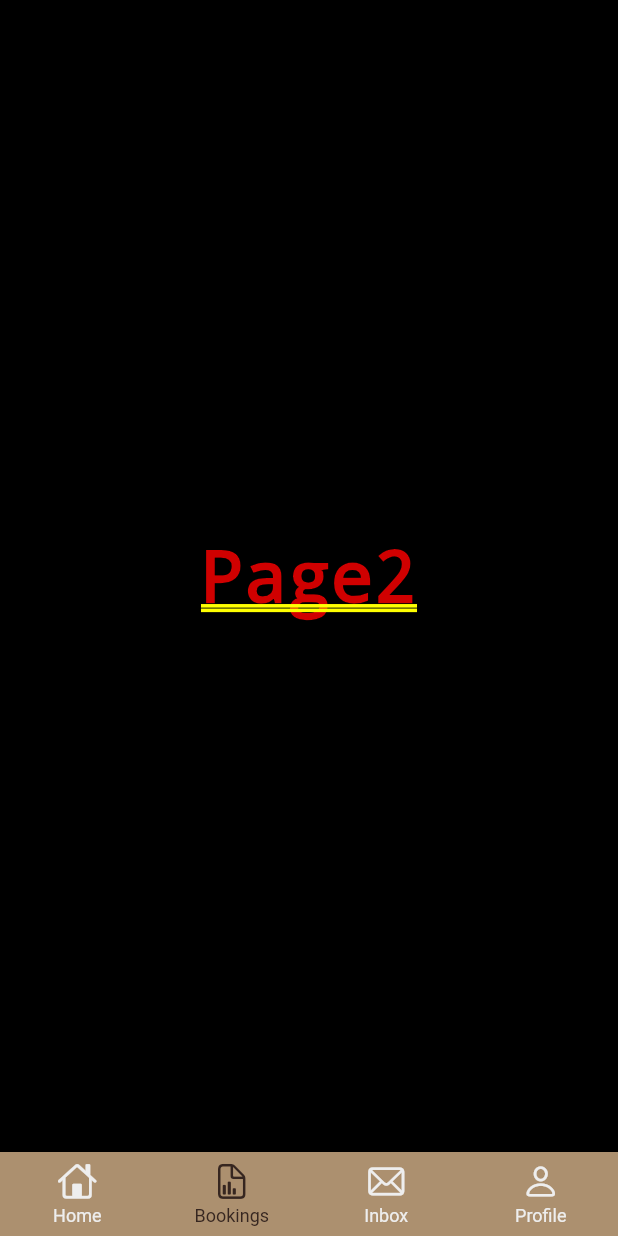
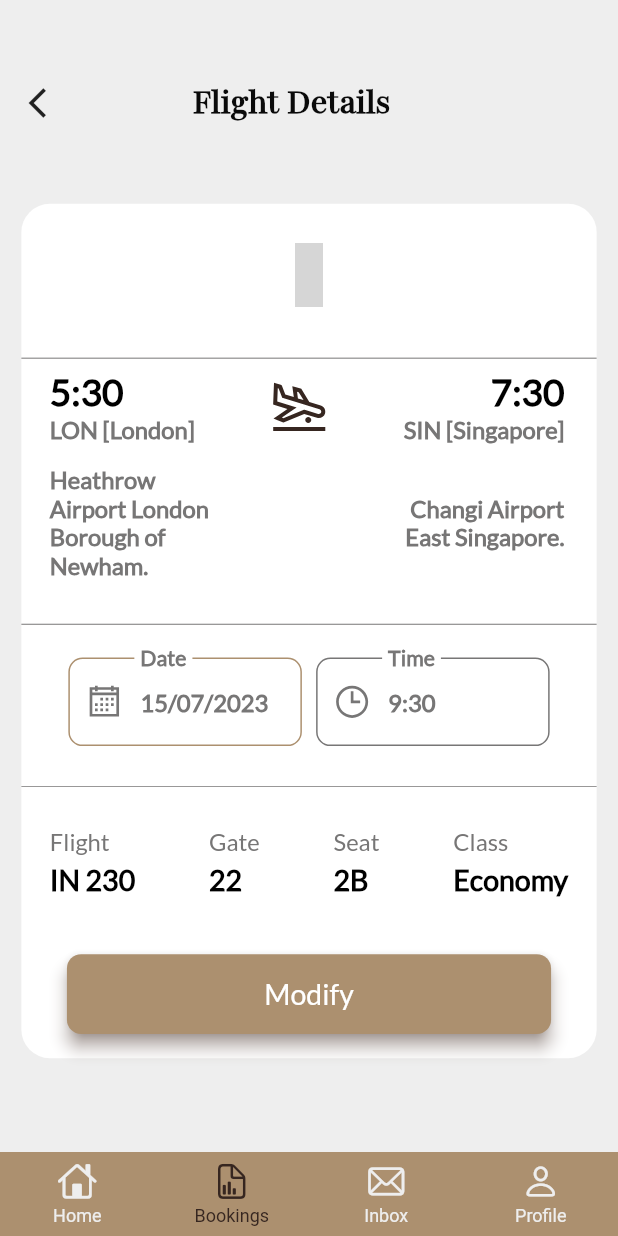
Before and after one commit to Arham21st/cojet.co, a Flutter app: the screen it shows after launch, item 2 of the bottom bar chosen, on a phone screen of 412 x 824 dp. Run offline on Flutter 3.47's test engine with Material 2 defaults, Android fonts, the phone set to English and light mode, and no system bars; drawn by our look-alikes of persistent_bottom_nav_bar; our stand-ins replace calendar_date_picker2, get, line_icons; grey boxes are pictures that could not be loaded.

Commit message:
Boarding pass and my bookings pages with routing

```diff
--- a/lib/main.dart
+++ b/lib/main.dart
@@ -1,4 +1,5 @@
 
+import 'package:cojet/screens/flights/boarding_pass_page.dart';
 import 'package:cojet/screens/flights/search_result.dart';
 import 'package:cojet/screens/home/home_page_body.dart';
 import 'package:cojet/screens/splash/splash_screen.dart';
@@ -20,7 +21,7 @@ class MyApp extends StatelessWidget {
   Widget build(BuildContext context) {
     return GetMaterialApp(
       debugShowCheckedModeBanner: false,
-      // home: SearchResult(),
+      //home: BoardingPass(),
       initialRoute: RoutesHelper.getSplash(),
       getPages: RoutesHelper.routes,
       theme: ThemeData(
--- a/lib/routes/routes_helper.dart
+++ b/lib/routes/routes_helper.dart
@@ -1,3 +1,4 @@
+import 'package:cojet/screens/flights/boarding_pass_page.dart';
 import 'package:cojet/screens/flights/flight_details.dart';
 import 'package:cojet/screens/flights/payment_page.dart';
 import 'package:cojet/screens/flights/search_result.dart';
@@ -14,6 +15,7 @@ class RoutesHelper {
   static const String details = '/flight-details';
   static const String userInfo = '/personal-info';
   static const String payment = '/payment';
+  static const String boardinPass = '/boarding-passt';
   // static const String popularItems = '/popular-Items';
   // static const String recommendedItems = '/recommended-Items';
   // static const String cartPage = '/cart-page';
@@ -24,6 +26,7 @@ class RoutesHelper {
   static String getFlightDetails() => details;
   static String getPersonalInfo() => userInfo;
   static String getPayment() => payment;
+  static String getBoardingPass() => boardinPass;
   // static String getPopularProducts(int pageId, String page) => "$popularItems?pageId=$pageId&page=$page";
   // static String getRecommendedProducts(int pageId, String page) =>'$recommendedItems?pageId=$pageId&page=$page';
   // static String getCartPage() => '$cartPage';
@@ -35,7 +38,7 @@ class RoutesHelper {
     GetPage(name: details, page: () => const FlightDetails()),
     GetPage(name: userInfo, page: () => const PersonalInfo()),
     GetPage(name: payment, page: () => const PaymentPage()),
-
+    GetPage(name: boardinPass, page: () => const BoardingPass()),
 
     // GetPage(
     //   name: popularItems, page: () {
--- a/lib/screens/flights/payment_page.dart
+++ b/lib/screens/flights/payment_page.dart
@@ -20,6 +20,7 @@ class _PaymentPageState extends State<PaymentPage> {
   @override
   Widget build(BuildContext context) {
     return Scaffold(
+      backgroundColor: AppColors.background,
       body: Stack(
         children: [
           Positioned(
@@ -44,7 +45,7 @@ class _PaymentPageState extends State<PaymentPage> {
                 Container(
                   height: Dimensions.height20*13,
                   width: double.maxFinite,
-                  color: Color.fromARGB(255, 236, 231, 231),
+                  color: Colors.grey.shade300,
                   child: Padding(
                     padding: EdgeInsets.only(left: Dimensions.height20*1.5,right: Dimensions.height20*1.5,top: Dimensions.height15,bottom: Dimensions.height10),
                     child: Column(
@@ -183,7 +184,7 @@ class _PaymentPageState extends State<PaymentPage> {
               },style: transparentButton, child: SubHeadingText(text: "Cancel",size: Dimensions.font20,color: AppColors.mainColor,),),
               SizedBox(width: Dimensions.height5,),
               ElevatedButton(onPressed: () {
-               //Get.toNamed(RoutesHelper.getPersonalInfo());
+               Get.toNamed(RoutesHelper.getBoardingPass());
               },style: smallButton, child: SubHeadingText(text: "Confirm",size: Dimensions.font20,),)
             ],
             ),
--- a/lib/screens/home/home_page.dart
+++ b/lib/screens/home/home_page.dart
@@ -1,7 +1,9 @@
+import 'package:cojet/screens/flights/flight_details.dart';
 import 'package:cojet/screens/home/home_page_body.dart';
 import 'package:flutter/cupertino.dart';
 import 'package:flutter/material.dart';
 import 'package:persistent_bottom_nav_bar/persistent_tab_view.dart';
+import 'package:cojet/screens/user info/my_bookings.dart';
 
 import '../../utility/app_colors.dart';
 
@@ -21,7 +23,7 @@ class _HomePageState extends State<HomePage> {
     // Center(child: BigText(text: "page 3")),
     // Center(child: BigText(text: "page 4"))
     const HomePageBody(),
-    const Center(child: Text("Page2"),),
+    const MyBookings(),
     const Center(child: Text("Page3"),),
     const Center(child: Text("Page4"),)
   ];
@@ -45,7 +47,7 @@ List<Widget> _buildScreens() {
           // Center(child: BigText(text: "page 3")),
           // Center(child: BigText(text: "page 4"))
           const HomePageBody(),
-          const Center(child: Text("Page2"),),
+          const MyBookings(),
           const Center(child: Text("Page3"),),
           const Center(child: Text("Page4"),)
         ];
--- /dev/null
+++ b/lib/screens/user info/my_bookings.dart
@@ -0,0 +1,264 @@
+import 'package:flutter/material.dart';
+import 'package:get/get.dart';
+import 'package:line_icons/line_icons.dart';
+
+import '../../routes/routes_helper.dart';
+import '../../utility/Dimensions.dart';
+import '../../utility/app_colors.dart';
+import '../../utility/widgets/heading_text.dart';
+import '../../utility/widgets/main_button.dart';
+import '../../utility/widgets/sub_heading_text.dart';
+
+class MyBookings extends StatelessWidget {
+  const MyBookings({super.key});
+
+  @override
+  Widget build(BuildContext context) {
+    return Scaffold(
+      backgroundColor: Colors.grey.shade200,
+      body: SingleChildScrollView(
+        child: Column(
+          children: [
+            SizedBox(
+                height: Dimensions.width20*2.5,),
+                 Row(
+                children: [
+                  SizedBox(width: Dimensions.height20,),
+                  InkWell(
+                    onTap: () => Get.toNamed(RoutesHelper.getInitial()),
+                    child: const Icon(Icons.arrow_back_ios)),
+                    SizedBox(width: Dimensions.height20*4.5,),
+                    HeadingText(text: "Flight Details",fontWeight: FontWeight.bold,),
+                ],
+              ),
+
+            SizedBox(height: Dimensions.height20*2,),
+            Padding(
+              padding: EdgeInsets.all(Dimensions.height15),
+              child: Container(
+                height: Dimensions.height20*30,
+                width: double.maxFinite,
+                decoration: BoxDecoration(
+                  color: Colors.white,
+                  borderRadius: BorderRadius.circular(Dimensions.height20)
+
+                ),
+                child: Column(
+                  children: [
+                    Padding(
+                      padding:  EdgeInsets.only(left:Dimensions.height20,right: Dimensions.height20),
+                      child: SizedBox(
+                        height: Dimensions.height20*5,
+                        child: Center(
+                          child: Icon(LineIcons.googleLogo,size: Dimensions.height45,color: Colors.red,),
+                        ),
+                      ),
+                    ),
+                    Divider(color: AppColors.grayColor,
+                    ),
+                    Container(
+                      height: Dimensions.height20*8.5,
+                      //color: AppColors.mainColor,
+                      child: Padding(padding: EdgeInsets.only(left: Dimensions.height20,right: Dimensions.width20),
+                      child: Column(
+                        children: [
+
+                          Row(
+                                mainAxisAlignment: MainAxisAlignment.spaceBetween,
+                                children: [
+                                  Column(
+                                    crossAxisAlignment: CrossAxisAlignment.start,
+                                    children: [
+                                      SubHeadingText(text: "5:30",color: Colors.black,size: Dimensions.font26,fontWeight: FontWeight.bold,),
+                                      SubHeadingText(text: "LON [London]",size: Dimensions.font16,color: const Color.fromARGB(255, 119, 118, 118),fontWeight: FontWeight.bold,)
+                                    ],
+                                  ),
+                                  Icon(LineIcons.planeArrival,color: AppColors.activeIcon,size: Dimensions.height45,),
+                                  Column(
+                                    crossAxisAlignment: CrossAxisAlignment.end,
+                                    children: [
+                                      SubHeadingText(text: "7:30",color: Colors.black,size: Dimensions.font26,fontWeight: FontWeight.bold,),
+                                      SubHeadingText(text: "SIN [Singapore]",size: Dimensions.font16,color: const Color.fromARGB(255, 119, 118, 118),fontWeight: FontWeight.bold,)
+                                    ],
+                                  )
+                                ],
+                              ),
+
+                          SizedBox(height: Dimensions.height15,),
+                          Row(
+                            mainAxisAlignment: MainAxisAlignment.spaceBetween,
+                            children: [
+                              Container(
+                                width: Dimensions.height20*6,
+                                //height: Dimensions.height20*2,
+                                //color: AppColors.activeIcon,
+                                child: SubHeadingText(text: "Heathrow Airport London Borough of Newham.",color: AppColors.grayColor,size: Dimensions.font16,fontWeight: FontWeight.bold,),
+                              ),
+                              Container(
+                                width: Dimensions.height20*6,
+                                //height: Dimensions.height20*2,
+                                //color: AppColors.activeIcon,
+                                child: SubHeadingText(text: "Changi Airport East Singapore.",color: AppColors.grayColor,size: Dimensions.font16,fontWeight: FontWeight.bold,align: TextAlign.end,),
+                              )
+                            ],
+                          )
+                        ],
+                      ),
+                    )
+                    ),
+                    Divider(color: AppColors.grayColor,),
+                    Row(
+                                      mainAxisAlignment: MainAxisAlignment.center,
+                                      children: [
+                                        Padding(
+                                      padding: EdgeInsets.only(left:Dimensions.height5,right: Dimensions.height5,bottom: Dimensions.height10,top: Dimensions.height15),
+                                      child: SizedBox(
+                                        width: Dimensions.height20*8.2,
+                                        child: TextField(
+                                          enabled: false,
+                                          keyboardType: TextInputType.none,
+                                          autofocus: false,
+                                          decoration: InputDecoration(
+
+                                            label: SubHeadingText(text: "Date",size: Dimensions.font20,fontWeight: FontWeight.bold,color: AppColors.grayColor,),
+                                            floatingLabelBehavior: FloatingLabelBehavior.always,
+                                            hintStyle: TextStyle(color: AppColors.grayColor,fontFamily: "Lato",fontSize: Dimensions.font16,fontWeight: FontWeight.bold),
+                                            hintText: "15/07/2023",
+                                            prefixIcon: Icon(
+                                              LineIcons.calendar,
+                                              size: Dimensions.height30,
+                                              color: AppColors.grayColor,),
+
+
+                                            disabledBorder: OutlineInputBorder(
+                                              borderRadius: BorderRadius.circular(Dimensions.height10),
+                                              borderSide: BorderSide(color: AppColors.mainColor),
+
+
+                                            ),
+
+                                          ),
+
+
+
+                                        ),
+                                      ),
+                                    ),
+
+                                    Padding(
+                                      padding: EdgeInsets.only(left:Dimensions.height5,right: Dimensions.height5,bottom: Dimensions.height10,top: Dimensions.height15),
+                                      child: SizedBox(
+                                        width: Dimensions.height20*8.2,
+                                        child: TextField(
+
+
+                                          enabled: false,
+                                          keyboardType: TextInputType.none,
+                                          autofocus: false,
+                                          decoration: InputDecoration(
+
+                                            label: SubHeadingText(text: "Time",size: Dimensions.font20,fontWeight: FontWeight.bold,color: AppColors.grayColor,),
+                                            floatingLabelBehavior: FloatingLabelBehavior.always,
+                                            hintStyle: TextStyle(color: AppColors.grayColor,fontFamily: "Lato",fontSize: Dimensions.font16,fontWeight: FontWeight.bold),
+                                            hintText: "9:30",
+                                            prefixIcon: Icon(
+                                              LineIcons.clock,
+                                              size: Dimensions.height30,
+                                              color: AppColors.grayColor,),
+
+
+                                            disabledBorder: OutlineInputBorder(
+                                              borderRadius: BorderRadius.circular(Dimensions.height10),
+                                              borderSide: BorderSide(color: AppColors.grayColor),
+
+
+                                            ),
+
+                                          ),
+
+
+
+                                        ),
+                                      ),
+                                    ),
+
+
+                                      ],
+                                    ),
+
+                    SizedBox(height: Dimensions.height10,),
+                    Divider(color: AppColors.grayColor,thickness: 0.5,),
+                    SizedBox(height: Dimensions.height20,),
+                    Padding(
+                      padding: EdgeInsets.only(left: Dimensions.height20,right: Dimensions.height20),
+                      child: Row(
+                              mainAxisAlignment: MainAxisAlignment.spaceBetween,
+                              children: [
+                                Column(
+                                  crossAxisAlignment: CrossAxisAlignment.start,
+                                  children: [
+                                    SubHeadingText(text: "Flight",color: AppColors.grayColor,size: Dimensions.font16,),
+                                    SizedBox(height: Dimensions.height5,),
+                                    SubHeadingText(text: "IN 230", color: Colors.black,size: Dimensions.font20,fontWeight: FontWeight.bold,)
+                                  ],
+                                ),
+                                 Column(
+                                  crossAxisAlignment: CrossAxisAlignment.start,
+                                  children: [
+                                    SubHeadingText(text: "Gate",color: AppColors.grayColor,size: Dimensions.font16,),
+                                    SizedBox(height: Dimensions.height5,),
+                                    SubHeadingText(text: "22", color: Colors.black,size: Dimensions.font20,fontWeight: FontWeight.bold,)
+                                  ],
+                                ),
+                                 Column(
+                                  crossAxisAlignment: CrossAxisAlignment.start,
+                                  children: [
+                                    SubHeadingText(text: "Seat",color: AppColors.grayColor,size: Dimensions.font16,),
+                                    SizedBox(height: Dimensions.height5,),
+                                    SubHeadingText(text: "2B", color: Colors.black,size: Dimensions.font20,fontWeight: FontWeight.bold,)
+                                  ],
+                                ),
+                                 Column(
+                                  crossAxisAlignment: CrossAxisAlignment.start,
+                                  children: [
+                                    SubHeadingText(text: "Class",color: AppColors.grayColor,size: Dimensions.font16,),
+                                    SizedBox(height: Dimensions.height5,),
+                                    SubHeadingText(text: "Economy", color: Colors.black,size: Dimensions.font20,fontWeight: FontWeight.bold,),
+
+                                  ],
+                                ),
+
+                              ],
+                            ),
+                    ),
+                          SizedBox(height: Dimensions.height20*2,),
+                                  ElevatedButton(onPressed: () {
+                                    Get.toNamed(RoutesHelper.getFlightDetails());
+                                  }, child: SubHeadingText(text: "Modify",size: Dimensions.font20,),style: mainButton,)
+
+
+                  ],
+                ),
+              ),
+            ),
+            // SizedBox(height: Dimensions.height20,),
+            // Row(
+            //   mainAxisAlignment: MainAxisAlignment.center,
+            //   children: [
+            //   ElevatedButton(onPressed: () {
+            //      Get.toNamed(RoutesHelper.getISearchResult());
+            //   },style: transparentButton, child: SubHeadingText(text: "Cancel",size: Dimensions.font20,color: AppColors.mainColor,),),
+            //   SizedBox(width: Dimensions.height5,),
+            //   ElevatedButton(onPressed: () {
+            //    Get.toNamed(RoutesHelper.getPersonalInfo());
+            //   },style: smallButton, child: SubHeadingText(text: "Confirm",size: Dimensions.font20,),)
+            // ],
+            // ),
+            // SizedBox(height: Dimensions.height10,)
+          ],
+        ),
+      ),
+    );
+
+  }
+}
--- a/lib/screens/user info/personal_info.dart
+++ b/lib/screens/user info/personal_info.dart
@@ -19,6 +19,7 @@ class _PersonalInfoState extends State<PersonalInfo> {
   @override
   Widget build(BuildContext context) {
     return Scaffold(
+      backgroundColor: AppColors.background,
       body: Stack(
         children: [
           Positioned(
```
Also changed, not shown: lib/screens/flights/boarding_pass_page.dart (added, +255 -0 lines).
